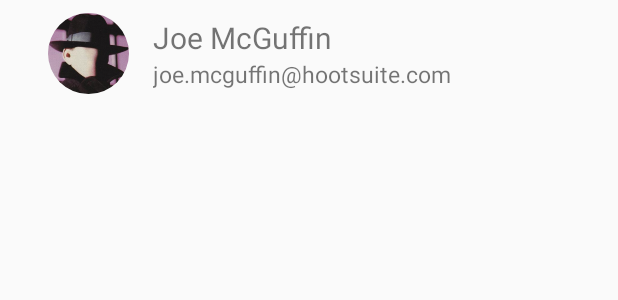
After one commit to davidgraig/foosball, an Android app: the layout list_item_player.xml on its own in the app's theme, with its tools: preview values and no code run, on a phone screen of 412 x 824 dp. The commit adds this screen. Shown: the top 300 px of the screen. Run offline under Robolectric (Android 15) with nearby library versions, the phone set to English and light mode, and no system bars.

Commit message:
add player list, update styles

```diff
--- a/android/Foosball/app/src/main/AndroidManifest.xml
+++ b/android/Foosball/app/src/main/AndroidManifest.xml
@@ -28,7 +28,11 @@
                 android:name="android.support.PARENT_ACTIVITY"
                 android:value=".MainActivity" />
         </activity>
-        <activity android:name=".player.PlayerListActivity" />
+        <activity android:name=".player.PlayerListActivity">
+            <meta-data
+                android:name="android.support.PARENT_ACTIVITY"
+                android:value=".MainActivity" />
+        </activity>
     </application>
 
 </manifest>
--- a/android/Foosball/app/src/main/java/codes/davidrussell/android/foosball/MainActivity.java
+++ b/android/Foosball/app/src/main/java/codes/davidrussell/android/foosball/MainActivity.java
@@ -10,6 +10,7 @@
 import com.parse.ParseObject;
 import com.parse.ParseUser;
 
+import codes.davidrussell.android.foosball.player.PlayerListActivity;
 import codes.davidrussell.android.foosball.table.TableDetailActivity;
 import codes.davidrussell.android.foosball.table.TableDetailFragment;
 import codes.davidrussell.android.foosball.table.TableListFragment;
@@ -23,6 +24,7 @@
     protected void onCreate(Bundle savedInstanceState) {
         super.onCreate(savedInstanceState);
         setContentView(R.layout.activity_main);
+        setTitle("Table List");
         Toolbar toolbar = (Toolbar) findViewById(R.id.toolbar);
         setSupportActionBar(toolbar);
 
@@ -66,6 +68,10 @@
             Intent intent = new Intent(this, LoginActivity.class);
             startActivity(intent);
             return true;
+        } else if (id == R.id.action_player_list) {
+            Intent intent = new Intent(this, PlayerListActivity.class);
+            startActivity(intent);
+            return true;
         }
 
         return super.onOptionsItemSelected(item);
--- a/android/Foosball/app/src/main/java/codes/davidrussell/android/foosball/table/TableListFragment.java
+++ b/android/Foosball/app/src/main/java/codes/davidrussell/android/foosball/table/TableListFragment.java
@@ -49,6 +49,11 @@
         mTableListAdapter = new TableListAdapter();
         mRecyclerView.setAdapter(mTableListAdapter);
 
+        mSwipeRefreshLayout.setColorSchemeResources(
+                R.color.refresh_progress_1,
+                R.color.refresh_progress_2,
+                R.color.refresh_progress_3);
+
         mSwipeRefreshLayout.setOnRefreshListener(new SwipeRefreshLayout.OnRefreshListener() {
             @Override
             public void onRefresh() {
--- /dev/null
+++ b/android/Foosball/app/src/main/res/layout/list_item_player.xml
@@ -0,0 +1,57 @@
+<?xml version="1.0" encoding="utf-8"?>
+<LinearLayout xmlns:android="http://schemas.android.com/apk/res/android"
+              xmlns:tools="http://schemas.android.com/tools"
+              android:layout_width="match_parent"
+              android:layout_height="72dp"
+              android:layout_marginEnd="16dp"
+              android:gravity="center_vertical"
+              android:orientation="horizontal">
+
+    <TextView
+        android:id="@+id/rank"
+        android:layout_width="wrap_content"
+        android:layout_height="match_parent"
+        android:layout_marginStart="16dp"
+        android:gravity="center_vertical"/>
+
+    <de.hdodenhof.circleimageview.CircleImageView
+        android:id="@+id/image"
+        android:layout_width="54dp"
+        android:layout_height="54dp"
+        android:layout_marginEnd="16dp"
+        android:layout_marginStart="16dp"
+        android:src="@drawable/blank"/>
+
+    <LinearLayout
+        android:layout_width="0dp"
+        android:layout_height="match_parent"
+        android:layout_weight="1"
+        android:gravity="center_vertical"
+        android:orientation="vertical">
+
+        <TextView
+            android:id="@+id/name"
+            android:layout_width="match_parent"
+            android:layout_height="wrap_content"
+            android:gravity="center_vertical"
+            android:singleLine="true"
+            android:textSize="20sp"
+            tools:text="Joe McGuffin"/>
+
+        <TextView
+            android:id="@+id/username"
+            android:layout_width="match_parent"
+            android:layout_height="wrap_content"
+            android:gravity="center_vertical"
+            android:singleLine="true"
+            android:textSize="15sp"
+            tools:text="joe.mcguffin@hootsuite.com"/>
+    </LinearLayout>
+
+    <TextView
+        android:id="@+id/rating"
+        android:layout_width="wrap_content"
+        android:layout_height="wrap_content"
+        android:gravity="center_vertical"/>
+
+</LinearLayout>
--- a/android/Foosball/app/src/main/res/values/colors.xml
+++ b/android/Foosball/app/src/main/res/values/colors.xml
@@ -4,4 +4,7 @@
     <color name="colorPrimaryDark">#1B5E20</color>
     <color name="colorAccent">#FFC107</color>
     <color name="scrim_bottom">#66000000</color>
+    <color name="refresh_progress_1">@color/colorPrimaryDark</color>
+    <color name="refresh_progress_2">@color/colorAccent</color>
+    <color name="refresh_progress_3">@color/colorPrimary</color>
 </resources>
--- a/android/Foosball/app/src/main/res/values/strings.xml
+++ b/android/Foosball/app/src/main/res/values/strings.xml
@@ -8,4 +8,5 @@
     <string name="link_to_login">Already a member? Login</string>
     <string name="logout">Logout</string>
     <string name="foosball_image_content_description">Foosball Image</string>
+    <string name="action_player_list">Player List</string>
 </resources>
```
Also changed, not shown: android/Foosball/app/src/main/java/codes/davidrussell/android/foosball/player/PlayerListActivity.java (+3 -8 lines), android/Foosball/app/src/main/java/codes/davidrussell/android/foosball/player/PlayerListAdapter.java (added, +57 -0 lines), android/Foosball/app/src/main/java/codes/davidrussell/android/foosball/player/PlayerListFragment.java (+63 -0 lines), android/Foosball/app/src/main/java/codes/davidrussell/android/foosball/player/PlayerListViewHolder.java (added, +44 -0 lines), android/Foosball/app/src/main/res/menu/menu_main.xml (+9 -4 lines), android/Foosball/app/src/main/res/drawable/blank.png (added).
